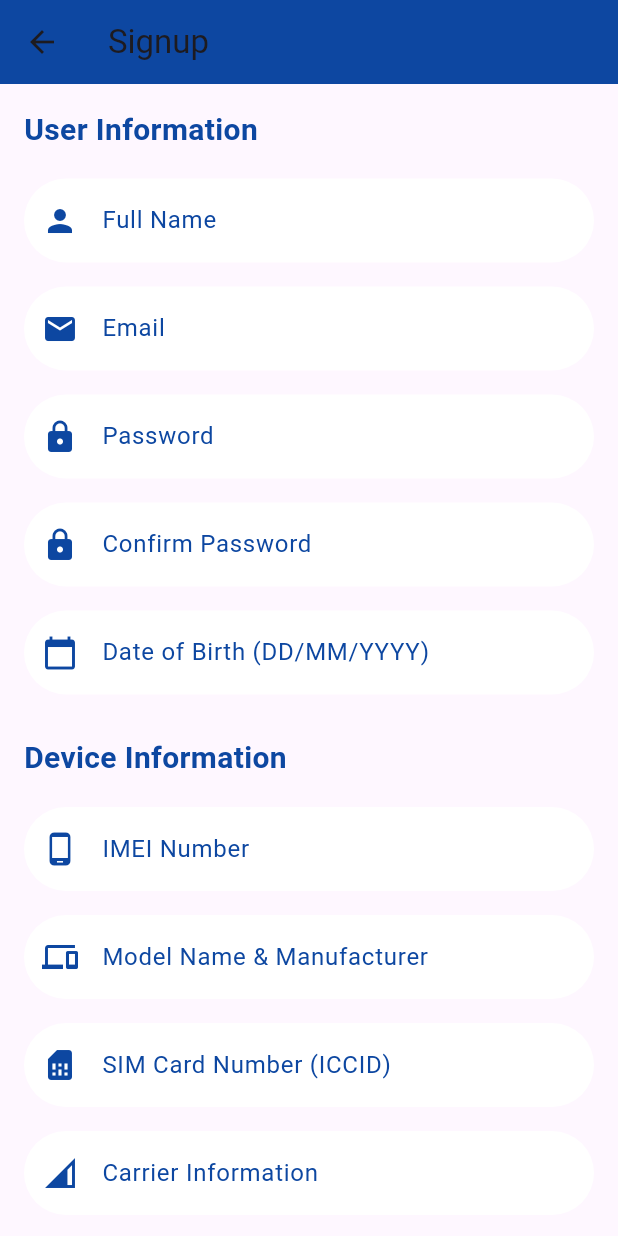
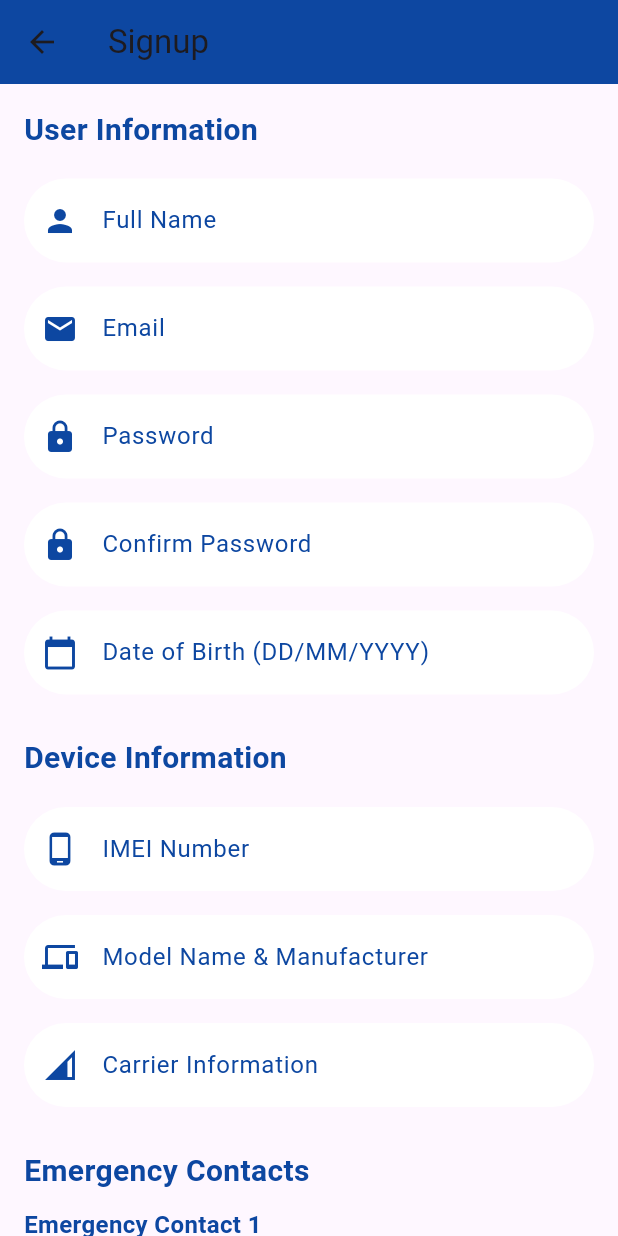
Before and after one commit to MATHUR007/Anti_Theft_App, a Flutter app: the SignupScreen screen opened directly, on a phone screen of 412 x 824 dp. Run offline on Flutter 3.47's test engine with Material 3 defaults, Android fonts, the phone set to English and light mode, and no system bars; our stand-ins replace cloud_firestore, firebase_auth, firebase_core, google_maps_flutter; accounts and stored records are empty.

Commit message:
removed sim control from the sign_up page

```diff
--- a/lib/screens/signup_screen.dart
+++ b/lib/screens/signup_screen.dart
@@ -20,7 +20,6 @@ class _SignupScreenState extends State<SignupScreen> {
   // Controllers for Device Information
   final _imeiController = TextEditingController();
   final _modelController = TextEditingController();
-  final _simController = TextEditingController();
   final _carrierController = TextEditingController();
 
   // Controllers for Emergency Contacts
@@ -76,7 +75,6 @@ class _SignupScreenState extends State<SignupScreen> {
         'device_info': {
           'imei': _imeiController.text.trim(),
           'model': _modelController.text.trim(),
-          'sim': _simController.text.trim(),
           'carrier': _carrierController.text.trim(),
         },
         'emergency_contacts': [
@@ -160,8 +158,6 @@ class _SignupScreenState extends State<SignupScreen> {
                 _imeiController, 'IMEI Number', Icons.phone_android),
             _buildTextField(
                 _modelController, 'Model Name & Manufacturer', Icons.devices),
-            _buildTextField(
-                _simController, 'SIM Card Number (ICCID)', Icons.sim_card),
             _buildTextField(
                 _carrierController, 'Carrier Information', Icons.network_cell),
             SizedBox(height: 20),
```
